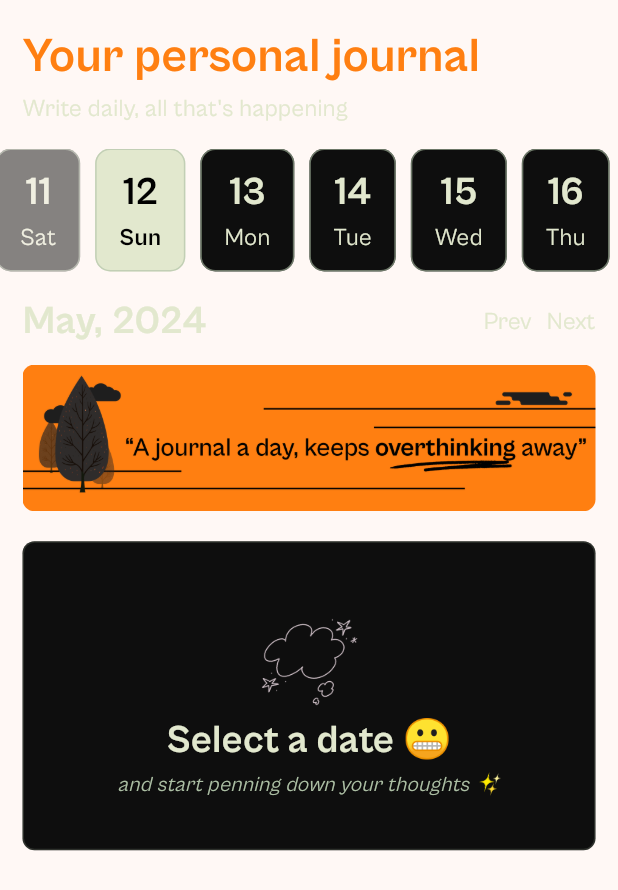
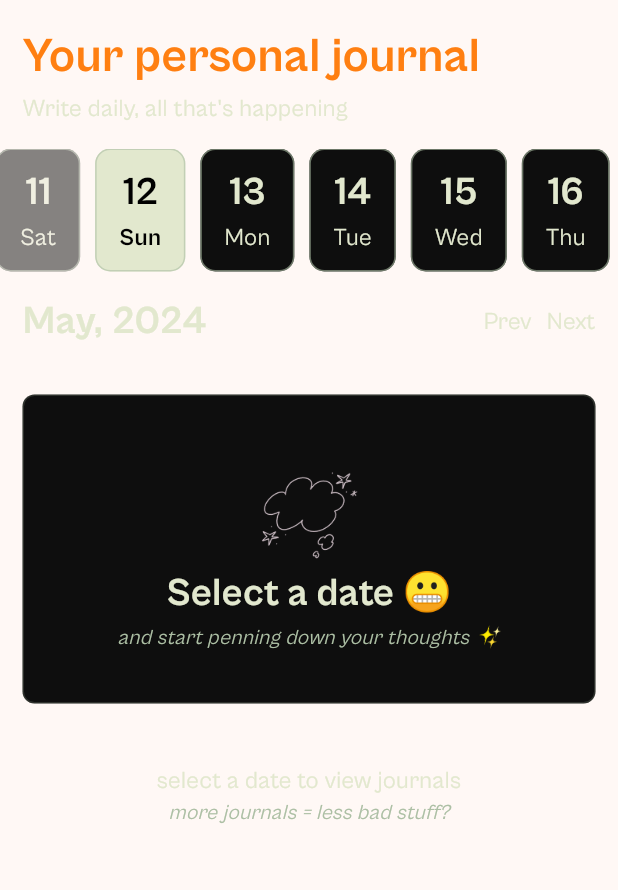
Before and after one commit to diptanshumahish/dailythings, a Flutter app: the JournalInner widget shown alone on an empty page, opened directly, on a phone screen of 412 x 824 dp. Shown: the top 890 px of the screen. Run offline on Flutter 3.47's test engine with Material 3 defaults, Android fonts, the light colour scheme and no system bars; drawn by our look-alikes of flutter_animate; our stand-ins replace audioplayers, flutter_local_notifications, flutter_riverpod, page_transition, permission_handler, shared_preferences and 1 more; missing offline and left inert: day_night_time_picker; accounts and stored records are empty.

Commit message:
minor redesign on the journal page

```diff
--- /dev/null
+++ b/lib/components/journal/previous_journals.dart
@@ -0,0 +1,29 @@
+import 'package:dailythings/constants/text_styles.dart';
+import 'package:flutter/material.dart';
+
+class PreviousJournals extends StatelessWidget {
+  final String selectedId;
+  const PreviousJournals({super.key, required this.selectedId});
+
+  @override
+  Widget build(BuildContext context) {
+    return SliverToBoxAdapter(
+        child: selectedId.isEmpty
+            ? Padding(
+                padding: const EdgeInsets.all(15.0),
+                child: Column(
+                  children: [
+                    Text(
+                      "select a date to view journals",
+                      style: TextStyles.subheading,
+                    ),
+                    Text(
+                      "more journals = less bad stuff?",
+                      style: TextStyles.italic,
+                    )
+                  ],
+                ),
+              )
+            : Column());
+  }
+}
--- a/lib/components/journal/write_journal.dart
+++ b/lib/components/journal/write_journal.dart
@@ -4,7 +4,6 @@ import 'package:dailythings/constants/images.dart';
 import 'package:dailythings/constants/text_styles.dart';
 import 'package:dailythings/screens/writer/writer_screen.dart';
 import 'package:flutter/material.dart';
-import 'package:flutter/widgets.dart';
 import 'package:flutter_animate/flutter_animate.dart';
 import 'package:page_transition/page_transition.dart';
 
@@ -20,29 +19,26 @@ class WriteJournal extends StatelessWidget {
         padding: const EdgeInsets.symmetric(horizontal: 15.0, vertical: 5),
         child: Column(
           children: [
-            Animate(
-              effects: const [ScaleEffect()],
-              child: ClipRRect(
-                  borderRadius: BorderRadius.circular(8),
-                  child: Image.asset(DailyThingsImages.write)),
-            ),
+            // Animate(
+            //   effects: const [ScaleEffect()],
+            //   child: ClipRRect(
+            //       borderRadius: BorderRadius.circular(8),
+            //       child: Image.asset(DailyThingsImages.write)),
+            // ),
             selectedId != ""
                 ? Animate(
-                    effects: const [
-                      ScaleEffect(delay: Duration(milliseconds: 100)),
-                      FadeEffect()
-                    ],
+                    effects: const [FadeEffect()],
                     child: Container(
                       margin: const EdgeInsets.symmetric(vertical: 20),
                       decoration: BoxDecoration(
-                        color: Colors.white,
+                        color: Colors.white.withOpacity(0.7),
                         borderRadius: BorderRadius.circular(8),
                       ),
                       child: Center(
                         child: Padding(
                           padding: const EdgeInsets.all(8.0),
                           child: Column(
-                            mainAxisAlignment: MainAxisAlignment.center,
+                            crossAxisAlignment: CrossAxisAlignment.start,
                             children: [
                               const Text(
                                 "Got something to say?",
@@ -61,7 +57,9 @@ class WriteJournal extends StatelessWidget {
                                   Navigator.push(
                                       context,
                                       PageTransition(
-                                          child: WriterScreen(),
+                                          child: WriterScreen(
+                                            id: selectedId,
+                                          ),
                                           type:
                                               PageTransitionType.bottomToTop));
                                 },
--- a/lib/screens/main/journal/journal_inner.dart
+++ b/lib/screens/main/journal/journal_inner.dart
@@ -1,4 +1,5 @@
 import 'package:dailythings/components/journal/j_calendar_view.dart';
+import 'package:dailythings/components/journal/previous_journals.dart';
 import 'package:dailythings/components/journal/write_journal.dart';
 import 'package:dailythings/constants/text_styles.dart';
 import 'package:flutter/material.dart';
@@ -47,7 +48,8 @@ class _JournalInnerState extends ConsumerState<JournalInner> {
           ),
           WriteJournal(
             selectedId: _selectedId,
-          )
+          ),
+          PreviousJournals(selectedId: _selectedId)
         ],
       ),
     );
```
Also changed, not shown: lib/screens/writer/writer_screen.dart (+47 -13 lines).
